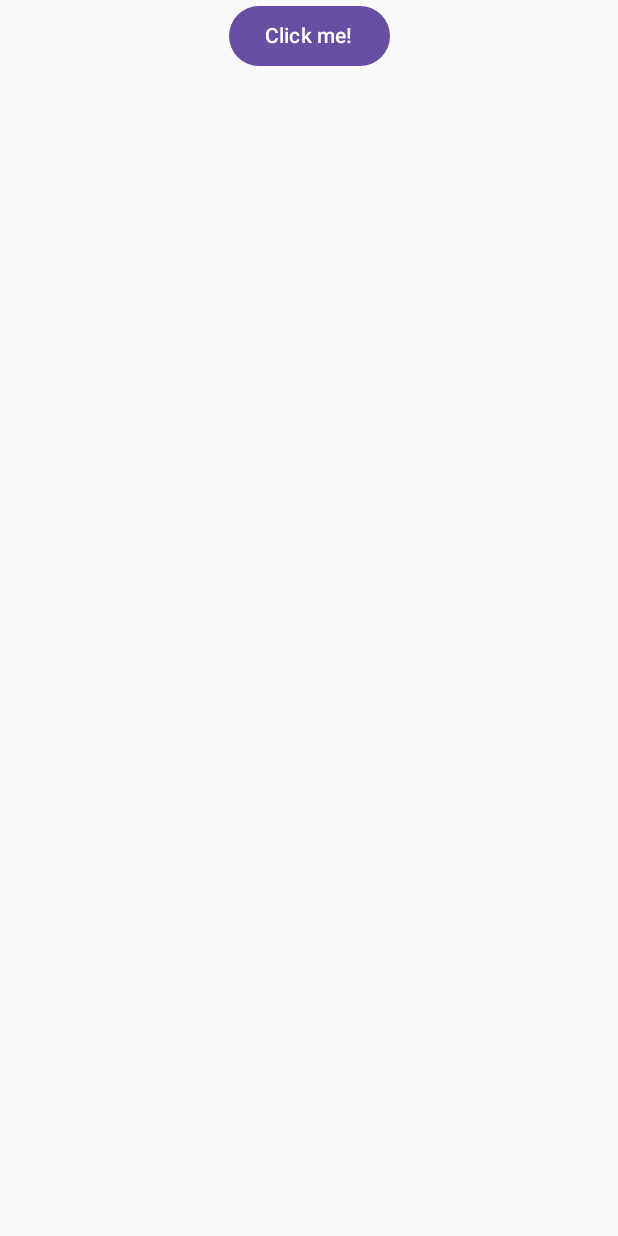
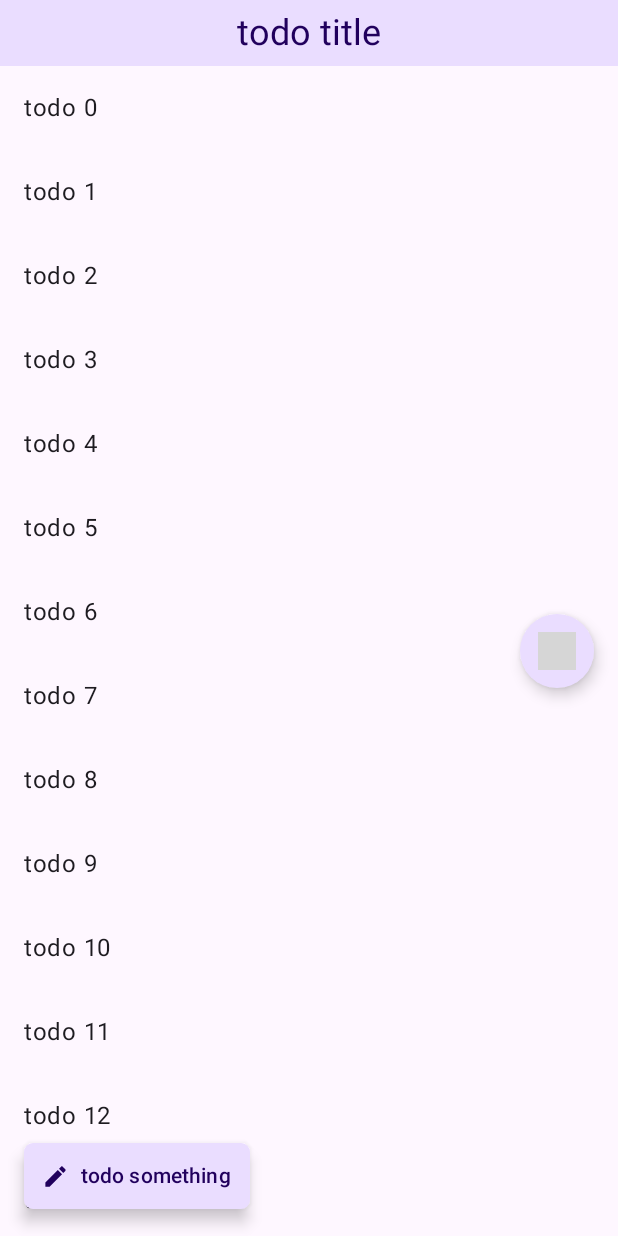
Before and after one commit to AsterCass/General-of-the-Red-Panda, an Android app built with Jetpack Compose: the screen it shows after launch (MainActivity), on a phone screen of 412 x 824 dp. Run offline under Robolectric (Android 15) with nearby library versions, the phone set to English and light mode, and no system bars; our stand-ins replace Voyager; 1 statement that could not run was skipped; grey boxes are pictures that could not be loaded.

Commit message:
feat: main screen layout

```diff
--- a/The Book of Grudges/composeApp/build.gradle.kts
+++ b/The Book of Grudges/composeApp/build.gradle.kts
@@ -49,11 +49,18 @@ kotlin {
             implementation(compose.runtime)
             implementation(compose.foundation)
             implementation(compose.material3)
+            implementation(compose.materialIconsExtended)
             implementation(compose.ui)
             implementation(compose.components.resources)
             implementation(compose.components.uiToolingPreview)
             implementation(libs.androidx.lifecycle.viewmodelCompose)
             implementation(libs.androidx.lifecycle.runtimeCompose)
+
+            //https://github.com/adrielcafe/voyager
+            implementation(libs.voyager.navigator)
+            implementation(libs.voyager.tabNavigator)
+            implementation(libs.voyager.transitions)
+            implementation(libs.voyager.koin)
         }
         commonTest.dependencies {
             implementation(libs.kotlin.test)
--- a/The Book of Grudges/composeApp/src/commonMain/kotlin/com/astercasc/squid/thebookofgrudges/App.kt
+++ b/The Book of Grudges/composeApp/src/commonMain/kotlin/com/astercasc/squid/thebookofgrudges/App.kt
@@ -1,28 +1,15 @@
 package com.astercasc.squid.thebookofgrudges
 
-import androidx.compose.animation.AnimatedVisibility
-import androidx.compose.foundation.Image
-import androidx.compose.foundation.background
 import androidx.compose.foundation.isSystemInDarkTheme
-import androidx.compose.foundation.layout.Column
-import androidx.compose.foundation.layout.fillMaxSize
-import androidx.compose.foundation.layout.fillMaxWidth
-import androidx.compose.foundation.layout.safeContentPadding
-import androidx.compose.material3.Button
 import androidx.compose.material3.MaterialTheme
-import androidx.compose.material3.Text
-import androidx.compose.material3.darkColorScheme
-import androidx.compose.runtime.*
-import androidx.compose.ui.Alignment
-import androidx.compose.ui.Modifier
+import androidx.compose.runtime.Composable
+import cafe.adriel.voyager.navigator.CurrentScreen
+import cafe.adriel.voyager.navigator.Navigator
 import com.astercasc.squid.thebookofgrudges.theme.AppTypography
 import com.astercasc.squid.thebookofgrudges.theme.darkScheme
 import com.astercasc.squid.thebookofgrudges.theme.lightScheme
-import org.jetbrains.compose.resources.painterResource
-import org.jetbrains.compose.ui.tooling.preview.Preview
+import com.astercasc.squid.thebookofgrudges.ui.HomeScreenObj
 
-import thebookofgrudges.composeapp.generated.resources.Res
-import thebookofgrudges.composeapp.generated.resources.compose_multiplatform
 
 @Composable
 fun App() {
@@ -30,32 +17,14 @@ fun App() {
     val  darkTheme: Boolean = isSystemInDarkTheme()
     val colorScheme = if(darkTheme) darkScheme else lightScheme
 
+    Navigator(HomeScreenObj) { _ ->
         MaterialTheme(
             colorScheme = colorScheme,
             typography = AppTypography,
         ) {
-
-
-        var showContent by remember { mutableStateOf(false) }
-        Column(
-            modifier = Modifier
-                .safeContentPadding()
-                .fillMaxSize(),
-            horizontalAlignment = Alignment.CenterHorizontally,
-        ) {
-            Button(onClick = { showContent = !showContent }) {
-                Text("Click me!")
-            }
-            AnimatedVisibility(showContent) {
-                Column(
-                    modifier = Modifier.fillMaxWidth(),
-                    horizontalAlignment = Alignment.CenterHorizontally,
-                ) {
-                    Image(painterResource(Res.drawable.compose_multiplatform), null)
-                }
+            CurrentScreen()
         }
     }
 
 
 }
-}
--- /dev/null
+++ b/The Book of Grudges/composeApp/src/commonMain/kotlin/com/astercasc/squid/thebookofgrudges/constant/enums/SystemEnums.kt
@@ -0,0 +1,8 @@
+package com.astercasc.squid.thebookofgrudges.constant.enums
+
+enum class ViewEnum(
+    val code: String,
+) {
+    VIEW_HOME("view_home_"),
+    ;
+}
--- /dev/null
+++ b/The Book of Grudges/composeApp/src/commonMain/kotlin/com/astercasc/squid/thebookofgrudges/ui/HomeScreen.kt
@@ -0,0 +1,95 @@
+package com.astercasc.squid.thebookofgrudges.ui
+
+import androidx.compose.foundation.layout.*
+import androidx.compose.foundation.lazy.LazyColumn
+import androidx.compose.foundation.shape.CircleShape
+import androidx.compose.foundation.shape.RoundedCornerShape
+import androidx.compose.material.icons.Icons
+import androidx.compose.material.icons.automirrored.sharp.MenuBook
+import androidx.compose.material.icons.filled.Edit
+import androidx.compose.material3.*
+import androidx.compose.runtime.Composable
+import androidx.compose.ui.Alignment
+import androidx.compose.ui.Modifier
+import androidx.compose.ui.unit.dp
+import cafe.adriel.voyager.core.screen.Screen
+import cafe.adriel.voyager.core.screen.ScreenKey
+import cafe.adriel.voyager.core.screen.uniqueScreenKey
+import com.astercasc.squid.thebookofgrudges.constant.enums.ViewEnum
+import com.astercasc.squid.thebookofgrudges.ui.components.MainAppBar
+
+object HomeScreenObj : Screen {
+
+    override val key: ScreenKey = "${ViewEnum.VIEW_HOME.code}$uniqueScreenKey"
+
+    @Composable
+    override fun Content() {
+        HomeScreen()
+    }
+
+}
+
+@OptIn(ExperimentalMaterial3Api::class)
+@Composable
+fun HomeScreen() {
+
+    Scaffold(
+        topBar = {
+        MainAppBar("todo title")
+    }, bottomBar = {}, floatingActionButton = {}, floatingActionButtonPosition = FabPosition.Start
+    ) { padding ->
+
+
+        Box(modifier = Modifier.fillMaxSize().padding(padding)) {
+            // 主内容
+
+            LazyColumn(
+                modifier = Modifier.fillMaxSize()
+            ) {
+
+                items(20) { index ->
+                    ListItem(
+                        headlineContent = { Text("todo $index") })
+                }
+
+            }
+
+            SmallFloatingActionButton(
+                onClick = { /* todo */ },
+                shape = RoundedCornerShape(6.dp),
+                modifier = Modifier.align(Alignment.BottomStart).padding(start = 16.dp, bottom = 16.dp)
+            ) {
+                Row(
+                    modifier = Modifier.padding(vertical = 12.dp, horizontal = 12.dp),
+                    verticalAlignment = Alignment.CenterVertically,
+                    horizontalArrangement = Arrangement.spacedBy(8.dp)
+                ) {
+                    Icon(
+                        modifier = Modifier.size(18.dp),
+                        imageVector = Icons.Filled.Edit,
+                        contentDescription = "todo something"
+                    )
+                    Text("todo something")
+                }
+
+            }
+
+
+            SmallFloatingActionButton(
+                onClick = { /* todo */ },
+                shape = CircleShape,
+                modifier = Modifier.align(Alignment.CenterEnd).padding(end = 16.dp)
+            ) {
+                Icon(
+                    modifier = Modifier.padding(12.dp).size(25.dp),
+                    imageVector = Icons.AutoMirrored.Sharp.MenuBook,
+                    contentDescription = "todo something"
+                )
+
+            }
+
+        }
+    }
+
+
+}
--- /dev/null
+++ b/The Book of Grudges/composeApp/src/commonMain/kotlin/com/astercasc/squid/thebookofgrudges/ui/components/SystemComponents.kt
@@ -0,0 +1,33 @@
+package com.astercasc.squid.thebookofgrudges.ui.components
+
+import androidx.compose.foundation.layout.*
+import androidx.compose.material3.*
+import androidx.compose.runtime.Composable
+import androidx.compose.ui.Alignment
+import androidx.compose.ui.Modifier
+import androidx.compose.ui.unit.dp
+
+
+@OptIn(ExperimentalMaterial3Api::class)
+@Composable
+fun MainAppBar(
+    title: String,
+) {
+    Surface(
+        color = MaterialTheme.colorScheme.primaryContainer,
+        contentColor = MaterialTheme.colorScheme.onPrimaryContainer,
+    ) {
+        Row(
+            modifier = Modifier.windowInsetsPadding(TopAppBarDefaults.windowInsets).fillMaxWidth()
+                .padding(horizontal = 3.dp, vertical = 6.dp),
+            horizontalArrangement = Arrangement.Center,
+            verticalAlignment = Alignment.CenterVertically,
+        ) {
+
+            Text(
+                text = title, style = MaterialTheme.typography.headlineSmall
+            )
+
+        }
+    }
+}
--- a/The Book of Grudges/gradle/libs.versions.toml
+++ b/The Book of Grudges/gradle/libs.versions.toml
@@ -14,6 +14,8 @@ composeMultiplatform = "1.9.1"
 junit = "4.13.2"
 kotlin = "2.2.20"
 kotlinx-coroutines = "1.10.2"
+# Voyager
+voyager = "1.1.0-beta03"
 
 [libraries]
 kotlin-test = { module = "org.jetbrains.kotlin:kotlin-test", version.ref = "kotlin" }
@@ -28,6 +30,13 @@ androidx-lifecycle-viewmodelCompose = { module = "org.jetbrains.androidx.lifecyc
 androidx-lifecycle-runtimeCompose = { module = "org.jetbrains.androidx.lifecycle:lifecycle-runtime-compose", version.ref = "androidx-lifecycle" }
 kotlinx-coroutinesSwing = { module = "org.jetbrains.kotlinx:kotlinx-coroutines-swing", version.ref = "kotlinx-coroutines" }
 
+
+# Voyager
+voyager-navigator = { module = "cafe.adriel.voyager:voyager-navigator", version.ref = "voyager" }
+voyager-tabNavigator = { module = "cafe.adriel.voyager:voyager-tab-navigator", version.ref = "voyager" }
+voyager-transitions = { module = "cafe.adriel.voyager:voyager-transitions", version.ref = "voyager" }
+voyager-koin = { module = "cafe.adriel.voyager:voyager-koin", version.ref = "voyager" }
+
 [plugins]
 androidApplication = { id = "com.android.application", version.ref = "agp" }
 androidLibrary = { id = "com.android.library", version.ref = "agp" }
```
Also changed, not shown: The Book of Grudges/composeApp/src/commonMain/kotlin/com/astercasc/squid/thebookofgrudges/theme/Type.kt (+2 -5 lines). Lines whose indentation alone changed are shown as unchanged.
